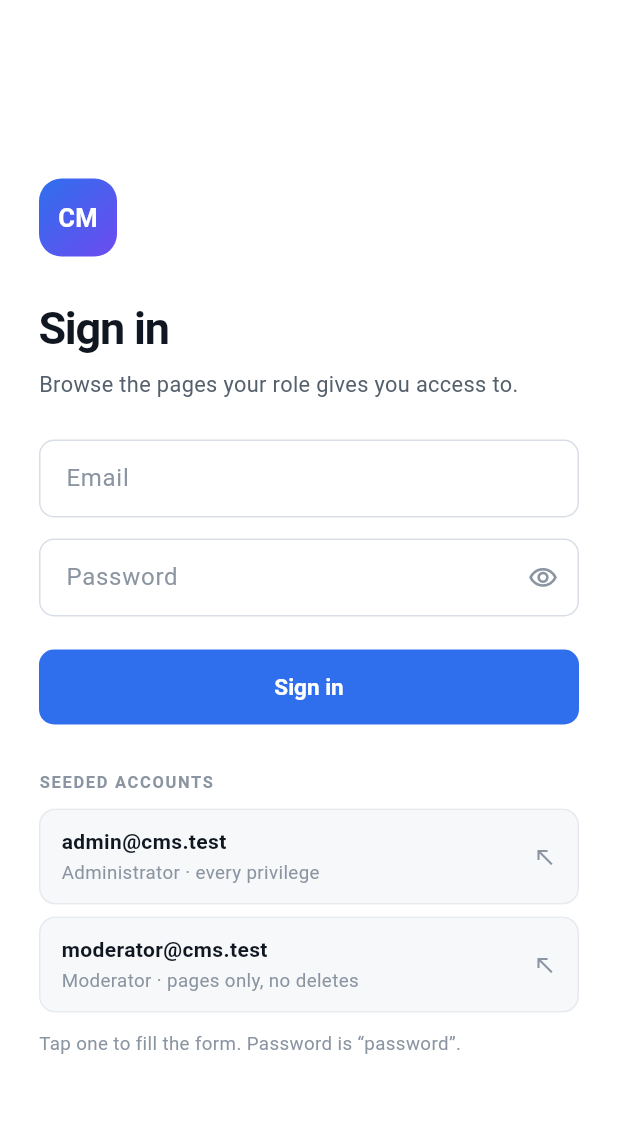
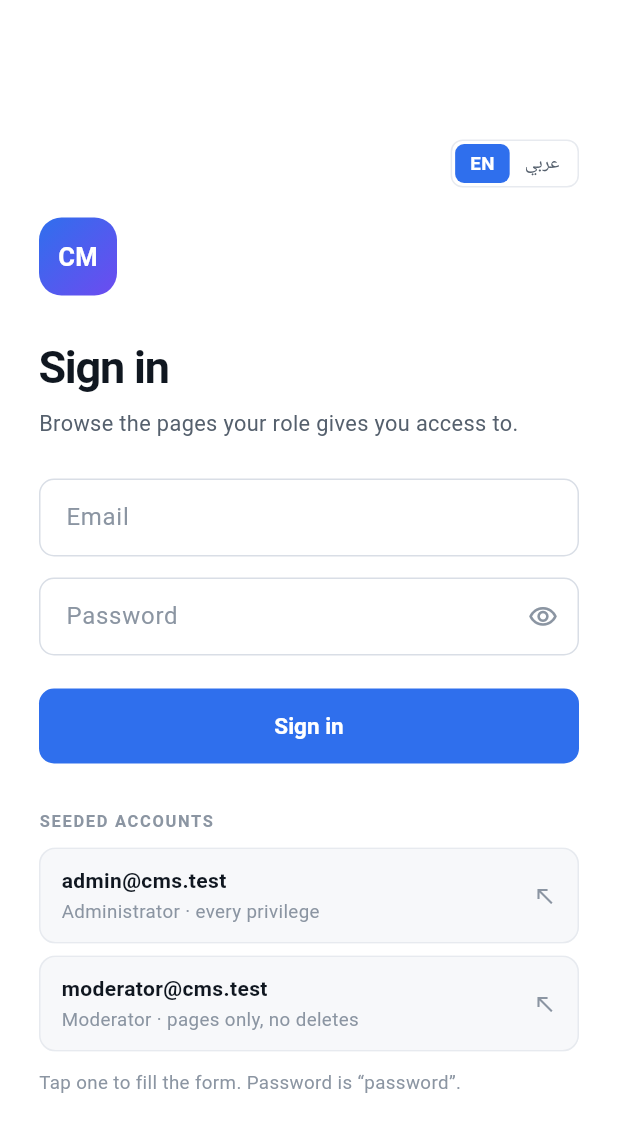
Before and after one commit to Thilsan/content-management-application, a Flutter app: the screen it shows after launch, on a phone screen of 412 x 824 dp. Shown: the top 1132 px of the screen. Run offline on Flutter 3.47's test engine with Material 3 defaults, Android fonts, the phone set to English and light mode, and no system bars; our stand-ins replace flutter_html, shared_preferences.

Commit message:
Make the mobile client bilingual with right to left support

```diff
--- /dev/null
+++ b/mobile/lib/locale_store.dart
@@ -0,0 +1,34 @@
+import 'package:flutter/material.dart';
+import 'package:shared_preferences/shared_preferences.dart';
+
+const _localeKey = 'cms.locale';
+
+/// Which language the reader picked, remembered between launches.
+class LocaleStore extends ChangeNotifier {
+  String _locale = 'en';
+
+  String get locale => _locale;
+  bool get isRtl => _locale == 'ar';
+
+  Future<void> restore() async {
+    final store = await SharedPreferences.getInstance();
+    final saved = store.getString(_localeKey);
+
+    if (saved == 'ar' || saved == 'en') {
+      _locale = saved!;
+      notifyListeners();
+    }
+  }
+
+  Future<void> use(String next) async {
+    if (next == _locale) {
+      return;
+    }
+
+    _locale = next;
+    notifyListeners();
+
+    final store = await SharedPreferences.getInstance();
+    await store.setString(_localeKey, next);
+  }
+}
--- a/mobile/lib/main.dart
+++ b/mobile/lib/main.dart
@@ -1,34 +1,56 @@
 import 'package:flutter/material.dart';
+import 'package:flutter_localizations/flutter_localizations.dart';
+import 'package:intl/date_symbol_data_local.dart';
 
 import 'api/api_client.dart';
 import 'api/session.dart';
+import 'locale_store.dart';
 import 'screens/browse_screen.dart';
 import 'screens/login_screen.dart';
 import 'theme.dart';
 
-void main() {
+Future<void> main() async {
   WidgetsFlutterBinding.ensureInitialized();
 
+  // Without this, formatting a date in Arabic throws rather than falling back.
+  await initializeDateFormatting();
+
   final session = Session(api: ApiClient(baseUrl: ApiClient.defaultBaseUrl));
+  final locales = LocaleStore();
 
-  // Restoring reaches the network, so the app opens on a spinner and swaps to
-  // the right screen once the stored token has been checked.
+  // Both reach storage, so the app opens on a spinner and swaps once they land.
   session.restore();
+  locales.restore();
 
-  runApp(CmsApp(session: session));
+  runApp(CmsApp(session: session, locales: locales));
 }
 
 class CmsApp extends StatelessWidget {
-  const CmsApp({super.key, required this.session});
+  const CmsApp({super.key, required this.session, required this.locales});
 
   final Session session;
+  final LocaleStore locales;
 
   @override
   Widget build(BuildContext context) {
+    return ListenableBuilder(
+      listenable: locales,
+      builder: (context, _) {
         return MaterialApp(
           title: 'CMS',
           debugShowCheckedModeBanner: false,
           theme: buildAppTheme(),
+
+          // Setting the locale is what flips the whole tree to right to left;
+          // Flutter does the mirroring itself once it knows the language.
+          locale: Locale(locales.locale),
+          supportedLocales: const [Locale('en'), Locale('ar')],
+          localizationsDelegates: const [
+            GlobalMaterialLocalizations.delegate,
+            GlobalWidgetsLocalizations.delegate,
+            GlobalCupertinoLocalizations.delegate,
+          ],
+
           home: ListenableBuilder(
             listenable: session,
             builder: (context, _) {
@@ -39,10 +61,12 @@ class CmsApp extends StatelessWidget {
               }
 
               return session.signedIn
-              ? BrowseScreen(session: session)
-              : LoginScreen(session: session);
+                  ? BrowseScreen(session: session, locales: locales)
+                  : LoginScreen(session: session, locales: locales);
             },
           ),
         );
+      },
+    );
   }
 }
--- a/mobile/lib/screens/login_screen.dart
+++ b/mobile/lib/screens/login_screen.dart
@@ -2,12 +2,16 @@ import 'package:flutter/material.dart';
 
 import '../api/api_client.dart';
 import '../api/session.dart';
+import '../locale_store.dart';
+import '../strings.dart';
 import '../theme.dart';
+import '../widgets/language_toggle.dart';
 
 class LoginScreen extends StatefulWidget {
-  const LoginScreen({super.key, required this.session});
+  const LoginScreen({super.key, required this.session, required this.locales});
 
   final Session session;
+  final LocaleStore locales;
 
   @override
   State<LoginScreen> createState() => _LoginScreenState();
@@ -44,7 +48,9 @@ class _LoginScreenState extends State<LoginScreen> {
         _emailError = error.errors['email']?.first;
       });
     } catch (_) {
-      setState(() => _message = 'Could not reach the API. Is the backend running?');
+      setState(
+        () => _message = AppStrings.of(widget.locales.locale).couldNotReach,
+      );
     } finally {
       if (mounted) setState(() => _busy = false);
     }
@@ -62,6 +68,8 @@ class _LoginScreenState extends State<LoginScreen> {
 
   @override
   Widget build(BuildContext context) {
+    final t = AppStrings.of(widget.locales.locale);
+
     return Scaffold(
       backgroundColor: AppColors.surface,
       body: SafeArea(
@@ -74,7 +82,14 @@ class _LoginScreenState extends State<LoginScreen> {
                 crossAxisAlignment: CrossAxisAlignment.stretch,
                 children: [
                   Align(
-                    alignment: Alignment.centerLeft,
+                    alignment: AlignmentDirectional.centerEnd,
+                    child: LanguageToggle(locales: widget.locales),
+                  ),
+
+                  const SizedBox(height: 20),
+
+                  Align(
+                    alignment: AlignmentDirectional.centerStart,
                     child: Container(
                       width: 52,
                       height: 52,
@@ -99,9 +114,9 @@ class _LoginScreenState extends State<LoginScreen> {
                   ),
 
                   const SizedBox(height: 26),
-                  const Text(
-                    'Sign in',
-                    style: TextStyle(
+                  Text(
+                    t.signIn,
+                    style: const TextStyle(
                       fontSize: 30,
                       fontWeight: FontWeight.w600,
                       letterSpacing: -0.8,
@@ -109,15 +124,22 @@ class _LoginScreenState extends State<LoginScreen> {
                     ),
                   ),
                   const SizedBox(height: 6),
-                  const Text(
-                    'Browse the pages your role gives you access to.',
-                    style: TextStyle(fontSize: 14.5, color: AppColors.inkSoft, height: 1.45),
+                  Text(
+                    t.signInBlurb,
+                    style: const TextStyle(
+                      fontSize: 14.5,
+                      color: AppColors.inkSoft,
+                      height: 1.45,
+                    ),
                   ),
 
                   if (_message != null) ...[
                     const SizedBox(height: 20),
                     Container(
-                      padding: const EdgeInsets.symmetric(horizontal: 14, vertical: 11),
+                      padding: const EdgeInsets.symmetric(
+                        horizontal: 14,
+                        vertical: 11,
+                      ),
                       decoration: BoxDecoration(
                         color: const Color(0xFFFDF2F1),
                         borderRadius: BorderRadius.circular(10),
@@ -127,7 +149,10 @@ class _LoginScreenState extends State<LoginScreen> {
                       ),
                       child: Text(
                         _message!,
-                        style: const TextStyle(fontSize: 13.5, color: Color(0xFFC0392F)),
+                        style: const TextStyle(
+                          fontSize: 13.5,
+                          color: Color(0xFFC0392F),
+                        ),
                       ),
                     ),
                   ],
@@ -135,12 +160,13 @@ class _LoginScreenState extends State<LoginScreen> {
                   const SizedBox(height: 26),
                   TextField(
                     controller: _email,
+                    textDirection: TextDirection.ltr,
                     keyboardType: TextInputType.emailAddress,
                     autocorrect: false,
                     enabled: !_busy,
                     textInputAction: TextInputAction.next,
                     decoration: InputDecoration(
-                      labelText: 'Email',
+                      labelText: t.email,
                       hintText: 'you@example.com',
                       errorText: _emailError,
                     ),
@@ -148,15 +174,18 @@ class _LoginScreenState extends State<LoginScreen> {
                   const SizedBox(height: 14),
                   TextField(
                     controller: _password,
+                    textDirection: TextDirection.ltr,
                     obscureText: _obscured,
                     enabled: !_busy,
                     textInputAction: TextInputAction.go,
                     onSubmitted: (_) => _busy ? null : _submit(),
                     decoration: InputDecoration(
-                      labelText: 'Password',
+                      labelText: t.password,
                       suffixIcon: IconButton(
                         icon: Icon(
-                          _obscured ? Icons.visibility_outlined : Icons.visibility_off_outlined,
+                          _obscured
+                              ? Icons.visibility_outlined
+                              : Icons.visibility_off_outlined,
                           size: 20,
                           color: AppColors.muted,
                         ),
@@ -177,27 +206,30 @@ class _LoginScreenState extends State<LoginScreen> {
                               color: Colors.white,
                             ),
                           )
-                        : const Text('Sign in'),
+                        : Text(t.signIn),
                   ),
 
                   const SizedBox(height: 30),
-                  const Eyebrow('Seeded accounts'),
+                  Eyebrow(t.seededAccounts),
                   const SizedBox(height: 10),
                   _DemoAccount(
                     email: 'admin@cms.test',
-                    detail: 'Administrator · every privilege',
+                    detail: t.adminDetail,
                     onTap: () => _use('admin@cms.test'),
                   ),
                   const SizedBox(height: 8),
                   _DemoAccount(
                     email: 'moderator@cms.test',
-                    detail: 'Moderator · pages only, no deletes',
+                    detail: t.moderatorDetail,
                     onTap: () => _use('moderator@cms.test'),
                   ),
                   const SizedBox(height: 12),
-                  const Text(
-                    'Tap one to fill the form. Password is “password”.',
-                    style: TextStyle(fontSize: 12.5, color: AppColors.muted),
+                  Text(
+                    t.tapToFill,
+                    style: const TextStyle(
+                      fontSize: 12.5,
+                      color: AppColors.muted,
+                    ),
                   ),
                 ],
               ),
@@ -210,7 +242,11 @@ class _LoginScreenState extends State<LoginScreen> {
 }
 
 class _DemoAccount extends StatelessWidget {
-  const _DemoAccount({required this.email, required this.detail, required this.onTap});
+  const _DemoAccount({
+    required this.email,
+    required this.detail,
+    required this.onTap,
+  });
 
   final String email;
   final String detail;
@@ -238,6 +274,7 @@ class _DemoAccount extends StatelessWidget {
                   children: [
                     Text(
                       email,
+                      textDirection: TextDirection.ltr,
                       style: const TextStyle(
                         fontSize: 14,
                         fontWeight: FontWeight.w600,
@@ -247,7 +284,10 @@ class _DemoAccount extends StatelessWidget {
                     const SizedBox(height: 2),
                     Text(
                       detail,
-                      style: const TextStyle(fontSize: 12.5, color: AppColors.muted),
+                      style: const TextStyle(
+                        fontSize: 12.5,
+                        color: AppColors.muted,
+                      ),
                     ),
                   ],
                 ),
--- /dev/null
+++ b/mobile/lib/strings.dart
@@ -0,0 +1,125 @@
+import 'package:intl/intl.dart';
+
+/// The interface text this app owns. Page content itself is translated in the
+/// CMS, not here.
+class AppStrings {
+  const AppStrings({
+    required this.pages,
+    required this.searchPages,
+    required this.signIn,
+    required this.signInBlurb,
+    required this.email,
+    required this.password,
+    required this.signOut,
+    required this.seededAccounts,
+    required this.tapToFill,
+    required this.adminDetail,
+    required this.moderatorDetail,
+    required this.couldNotReach,
+    required this.couldNotLoad,
+    required this.tryAgain,
+    required this.noPages,
+    required this.noPagesDetail,
+    required this.noMatches,
+    required this.tryShorter,
+    required this.minRead,
+    required this.live,
+    required this.draft,
+    required this.scheduled,
+    required this.onlyInEnglish,
+  });
+
+  final String pages;
+  final String searchPages;
+  final String signIn;
+  final String signInBlurb;
+  final String email;
+  final String password;
+  final String signOut;
+  final String seededAccounts;
+  final String tapToFill;
+  final String adminDetail;
+  final String moderatorDetail;
+  final String couldNotReach;
+  final String couldNotLoad;
+  final String tryAgain;
+  final String noPages;
+  final String noPagesDetail;
+  final String noMatches;
+  final String tryShorter;
+  final String minRead;
+  final String live;
+  final String draft;
+  final String scheduled;
+  final String onlyInEnglish;
+
+  static const en = AppStrings(
+    pages: 'Pages',
+    searchPages: 'Search pages',
+    signIn: 'Sign in',
+    signInBlurb: 'Browse the pages your role gives you access to.',
+    email: 'Email',
+    password: 'Password',
+    signOut: 'Sign out',
+    seededAccounts: 'Seeded accounts',
+    tapToFill: 'Tap one to fill the form. Password is “password”.',
+    adminDetail: 'Administrator · every privilege',
+    moderatorDetail: 'Moderator · pages only, no deletes',
+    couldNotReach: 'Could not reach the API. Is the backend running?',
+    couldNotLoad: 'Could not load the pages',
+    tryAgain: 'Try again',
+    noPages: 'No pages yet',
+    noPagesDetail: 'Pages added in the back office show up here.',
+    noMatches: 'Nothing matches that search',
+    tryShorter: 'Try a shorter word.',
+    minRead: 'min read',
+    live: 'Live',
+    draft: 'Draft',
+    scheduled: 'Scheduled',
+    onlyInEnglish: 'Not translated yet, so this page is shown in English.',
+  );
+
+  static const ar = AppStrings(
+    pages: 'الصفحات',
+    searchPages: 'ابحث في الصفحات',
+    signIn: 'تسجيل الدخول',
+    signInBlurb: 'تصفّح الصفحات التي يتيحها لك دورك.',
+    email: 'البريد الإلكتروني',
+    password: 'كلمة المرور',
+    signOut: 'تسجيل الخروج',
+    seededAccounts: 'حسابات تجريبية',
+    tapToFill: 'اضغط على أحدها لتعبئة النموذج. كلمة المرور هي «password».',
+    adminDetail: 'مدير · جميع الصلاحيات',
+    moderatorDetail: 'مشرف · الصفحات فقط، دون حذف',
+    couldNotReach: 'تعذّر الوصول إلى الخادم. هل هو قيد التشغيل؟',
+    couldNotLoad: 'تعذّر تحميل الصفحات',
+    tryAgain: 'حاول مرة أخرى',
+    noPages: 'لا توجد صفحات بعد',
+    noPagesDetail: 'تظهر هنا الصفحات المضافة من لوحة التحكم.',
+    noMatches: 'لا توجد نتائج مطابقة',
+    tryShorter: 'جرّب كلمة أقصر.',
+    minRead: 'دقيقة قراءة',
+    live: 'منشورة',
+    draft: 'مسودة',
+    scheduled: 'مجدولة',
+    onlyInEnglish: 'لم تُترجم هذه الصفحة بعد، لذا تُعرض بالإنجليزية.',
+  );
+
+  static AppStrings of(String locale) => locale == 'ar' ? ar : en;
+
+  /// Dates follow the language: Arabic digits and month names when Arabic.
+  String date(DateTime? value, String locale) {
+    if (value == null) return '';
+
+    return DateFormat(
+      'd MMM yyyy',
+      locale == 'ar' ? 'ar' : 'en_GB',
+    ).format(value.toLocal());
+  }
+
+  String state(String state) => switch (state) {
+    'Live' => live,
+    'Draft' => draft,
+    _ => scheduled,
+  };
+}
--- a/mobile/lib/theme.dart
+++ b/mobile/lib/theme.dart
@@ -44,7 +44,11 @@ ThemeData buildAppTheme() {
         letterSpacing: -0.3,
       ),
     ),
-    dividerTheme: const DividerThemeData(color: AppColors.line, thickness: 1, space: 1),
+    dividerTheme: const DividerThemeData(
+      color: AppColors.line,
+      thickness: 1,
+      space: 1,
+    ),
     inputDecorationTheme: InputDecorationTheme(
       filled: true,
       fillColor: AppColors.surface,
--- /dev/null
+++ b/mobile/lib/widgets/language_toggle.dart
@@ -0,0 +1,66 @@
+import 'package:flutter/material.dart';
+
+import '../locale_store.dart';
+import '../theme.dart';
+
+/// Two languages, so a segmented control rather than a dropdown. Matches the
+/// switch in the web app.
+class LanguageToggle extends StatelessWidget {
+  const LanguageToggle({super.key, required this.locales});
+
+  final LocaleStore locales;
+
+  @override
+  Widget build(BuildContext context) {
+    return Container(
+      padding: const EdgeInsets.all(2),
+      decoration: BoxDecoration(
+        border: Border.all(color: AppColors.line),
+        borderRadius: BorderRadius.circular(8),
+      ),
+      child: Row(
+        mainAxisSize: MainAxisSize.min,
+        children: [
+          _Option(locales: locales, code: 'en', label: 'EN'),
+          _Option(locales: locales, code: 'ar', label: 'عربي'),
+        ],
+      ),
+    );
+  }
+}
+
+class _Option extends StatelessWidget {
+  const _Option({
+    required this.locales,
+    required this.code,
+    required this.label,
+  });
+
+  final LocaleStore locales;
+  final String code;
+  final String label;
+
+  @override
+  Widget build(BuildContext context) {
+    final selected = locales.locale == code;
+
+    return GestureDetector(
+      onTap: () => locales.use(code),
+      child: Container(
+        padding: const EdgeInsets.symmetric(horizontal: 10, vertical: 4),
+        decoration: BoxDecoration(
+          color: selected ? AppColors.accent : Colors.transparent,
+          borderRadius: BorderRadius.circular(6),
+        ),
+        child: Text(
+          label,
+          style: TextStyle(
+            fontSize: 12.5,
+            fontWeight: selected ? FontWeight.w700 : FontWeight.w500,
+            color: selected ? Colors.white : AppColors.inkSoft,
+          ),
+        ),
+      ),
+    );
+  }
+}
--- a/mobile/pubspec.yaml
+++ b/mobile/pubspec.yaml
@@ -37,6 +37,9 @@ dependencies:
   http: ^1.6.0
   shared_preferences: ^2.5.5
   flutter_html: ^3.0.0
+  flutter_localizations:
+    sdk: flutter
+  intl: ^0.20.2
 
 dev_dependencies:
   flutter_test:
```
Also changed, not shown: mobile/lib/api/api_client.dart (+4 -6 lines), mobile/lib/api/models.dart (+70 -0 lines), mobile/lib/format.dart (+12 -2 lines), mobile/lib/screens/browse_screen.dart (+72 -31 lines), mobile/lib/screens/page_screen.dart (+65 -12 lines), mobile/lib/widgets/page_thumb.dart (+15 -4 lines), mobile/pubspec.lock, 4 other files. Lines whose indentation alone changed are shown as unchanged.
